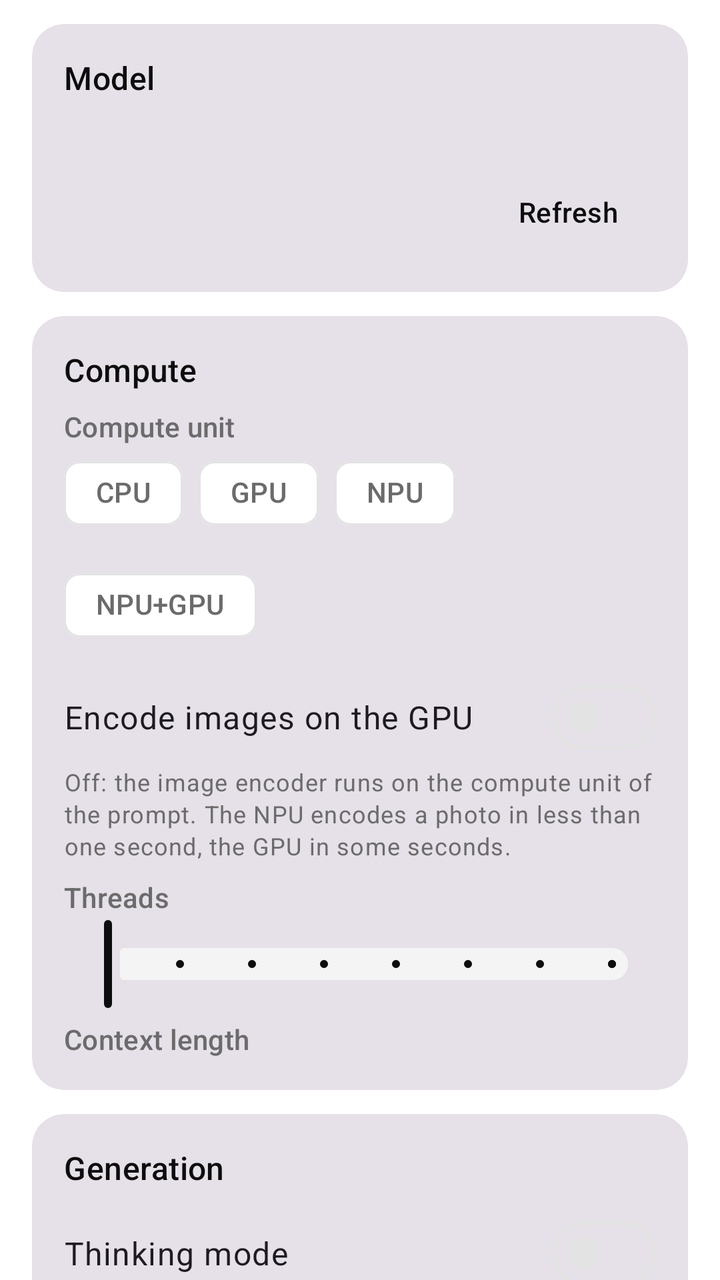
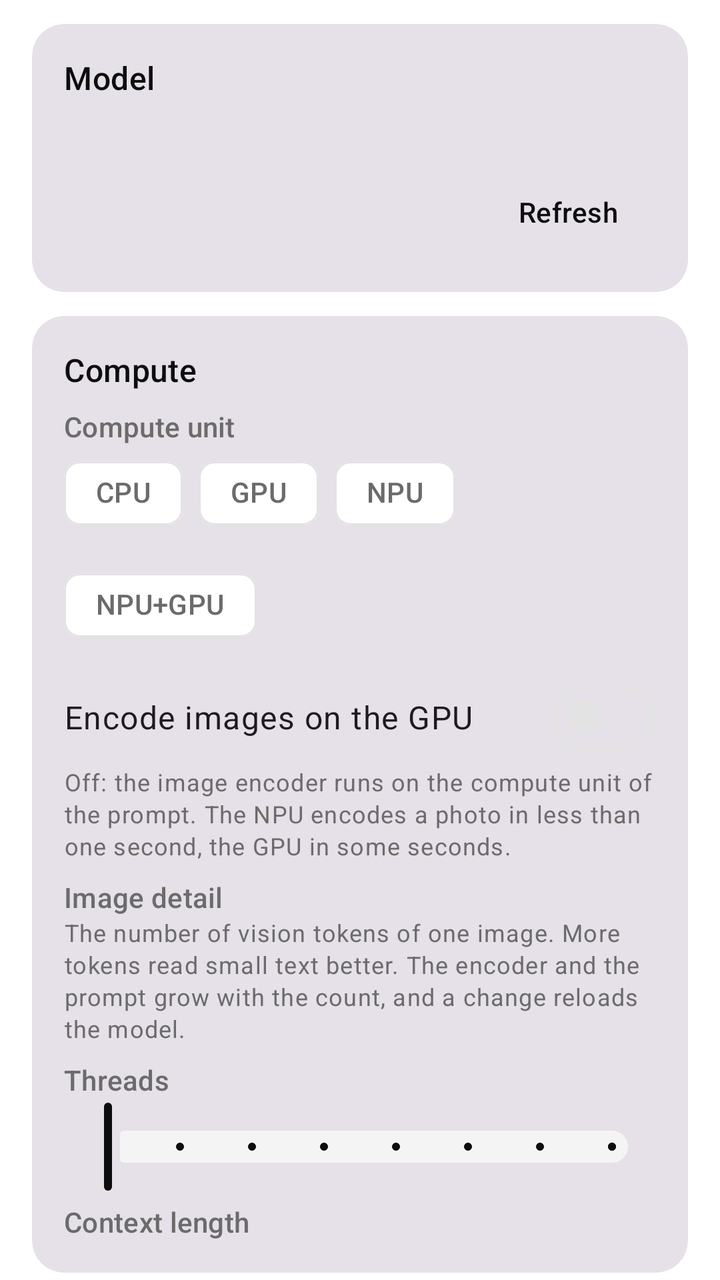

Compare the two renders of this Android layout. The source of the first and the diff that turns it into the second are given below.
<!-- AndroidManifest.xml: application theme Theme.QwenMobile -->
<!-- res/layout/fragment_settings.xml -->
<?xml version="1.0" encoding="utf-8"?>
<androidx.core.widget.NestedScrollView xmlns:android="http://schemas.android.com/apk/res/android"
    xmlns:app="http://schemas.android.com/apk/res-auto"
    android:layout_width="match_parent"
    android:layout_height="match_parent"
    android:background="?attr/colorSurface"
    android:clipToPadding="false"
    android:fillViewport="true">

    <LinearLayout
        android:layout_width="match_parent"
        android:layout_height="wrap_content"
        android:orientation="vertical"
        android:paddingHorizontal="16dp"
        android:paddingTop="12dp"
        android:paddingBottom="24dp">

        
        <com.google.android.material.card.MaterialCardView
            style="?attr/materialCardViewFilledStyle"
            android:layout_width="match_parent"
            android:layout_height="wrap_content"
            android:layout_marginBottom="12dp"
            app:cardCornerRadius="16dp">

            <LinearLayout
                android:layout_width="match_parent"
                android:layout_height="wrap_content"
                android:orientation="vertical"
                android:padding="16dp">

                <TextView
                    android:layout_width="match_parent"
                    android:layout_height="wrap_content"
                    android:text="@string/settings_model"
                    android:textAppearance="?attr/textAppearanceTitleMedium"
                    android:textColor="?attr/colorOnSurface" />

                <TextView
                    android:id="@+id/modelHint"
                    android:layout_width="match_parent"
                    android:layout_height="wrap_content"
                    android:layout_marginTop="4dp"
                    android:layout_marginBottom="8dp"
                    android:textAppearance="?attr/textAppearanceBodySmall"
                    android:textColor="?attr/colorOnSurfaceVariant" />

                <LinearLayout
                    android:id="@+id/modelList"
                    android:layout_width="match_parent"
                    android:layout_height="wrap_content"
                    android:orientation="vertical" />

                <TextView
                    android:id="@+id/noModelsText"
                    android:layout_width="match_parent"
                    android:layout_height="wrap_content"
                    android:paddingVertical="8dp"
                    android:text="@string/settings_no_models"
                    android:textAppearance="?attr/textAppearanceBodyMedium"
                    android:textColor="?attr/colorOnSurfaceVariant"
                    android:visibility="gone" />

                <LinearLayout
                    android:layout_width="match_parent"
                    android:layout_height="wrap_content"
                    android:layout_marginTop="4dp"
                    android:gravity="end"
                    android:orientation="horizontal">

                    <Button
                        android:id="@+id/grantButton"
                        style="@style/Widget.Material3.Button.TextButton"
                        android:layout_width="wrap_content"
                        android:layout_height="wrap_content"
                        android:text="@string/settings_grant_access"
                        android:visibility="gone" />

                    <Button
                        android:id="@+id/refreshButton"
                        style="@style/Widget.Material3.Button.TextButton"
                        android:layout_width="wrap_content"
                        android:layout_height="wrap_content"
                        android:text="@string/settings_refresh" />
                </LinearLayout>
            </LinearLayout>
        </com.google.android.material.card.MaterialCardView>

        
        <com.google.android.material.card.MaterialCardView
            style="?attr/materialCardViewFilledStyle"
            android:layout_width="match_parent"
            android:layout_height="wrap_content"
            android:layout_marginBottom="12dp"
            app:cardCornerRadius="16dp">

            <LinearLayout
                android:layout_width="match_parent"
                android:layout_height="wrap_content"
                android:orientation="vertical"
                android:padding="16dp">

                <TextView
                    android:layout_width="match_parent"
                    android:layout_height="wrap_content"
                    android:text="@string/settings_compute"
                    android:textAppearance="?attr/textAppearanceTitleMedium"
                    android:textColor="?attr/colorOnSurface" />

                <TextView
                    android:layout_width="match_parent"
                    android:layout_height="wrap_content"
                    android:layout_marginTop="8dp"
                    android:text="@string/settings_backend"
                    android:textAppearance="?attr/textAppearanceLabelLarge"
                    android:textColor="?attr/colorOnSurfaceVariant" />

                <com.google.android.material.chip.ChipGroup
                    android:id="@+id/backendGroup"
                    android:layout_width="match_parent"
                    android:layout_height="wrap_content"
                    app:selectionRequired="true"
                    app:singleSelection="true">

                    <com.google.android.material.chip.Chip
                        android:id="@+id/cpuChip"
                        style="@style/Widget.Material3.Chip.Filter"
                        android:layout_width="wrap_content"
                        android:layout_height="wrap_content"
                        android:text="@string/settings_backend_cpu" />

                    <com.google.android.material.chip.Chip
                        android:id="@+id/gpuChip"
                        style="@style/Widget.Material3.Chip.Filter"
                        android:layout_width="wrap_content"
                        android:layout_height="wrap_content"
                        android:text="@string/settings_backend_gpu" />

                    <com.google.android.material.chip.Chip
                        android:id="@+id/npuChip"
                        style="@style/Widget.Material3.Chip.Filter"
                        android:layout_width="wrap_content"
                        android:layout_height="wrap_content"
                        android:text="@string/settings_backend_npu" />

                    <com.google.android.material.chip.Chip
                        android:id="@+id/hybridChip"
                        style="@style/Widget.Material3.Chip.Filter"
                        android:layout_width="wrap_content"
                        android:layout_height="wrap_content"
                        android:text="@string/settings_backend_hybrid" />
                </com.google.android.material.chip.ChipGroup>

                <com.google.android.material.materialswitch.MaterialSwitch
                    android:id="@+id/visionGpuSwitch"
                    android:layout_width="match_parent"
                    android:layout_height="wrap_content"
                    android:layout_marginTop="8dp"
                    android:text="@string/settings_vision_gpu"
                    android:textAppearance="?attr/textAppearanceBodyLarge" />

                <TextView
                    android:layout_width="match_parent"
                    android:layout_height="wrap_content"
                    android:text="@string/settings_vision_gpu_hint"
                    android:textAppearance="?attr/textAppearanceBodySmall"
                    android:textColor="?attr/colorOnSurfaceVariant" />

                <LinearLayout
                    android:layout_width="match_parent"
                    android:layout_height="wrap_content"
                    android:layout_marginTop="8dp"
                    android:orientation="horizontal">

                    <TextView
                        android:layout_width="0dp"
                        android:layout_height="wrap_content"
                        android:layout_weight="1"
                        android:text="@string/settings_threads"
                        android:textAppearance="?attr/textAppearanceLabelLarge"
                        android:textColor="?attr/colorOnSurfaceVariant" />

                    <TextView
                        android:id="@+id/threadsValue"
                        android:layout_width="wrap_content"
                        android:layout_height="wrap_content"
                        android:textAppearance="?attr/textAppearanceLabelLarge"
                        android:textColor="?attr/colorPrimary" />
                </LinearLayout>

                <com.google.android.material.slider.Slider
                    android:id="@+id/threadsSlider"
                    android:layout_width="match_parent"
                    android:layout_height="wrap_content"
                    android:stepSize="1"
                    android:valueFrom="1"
                    android:valueTo="8" />

                <TextView
                    android:layout_width="match_parent"
                    android:layout_height="wrap_content"
                    android:layout_marginTop="4dp"
                    android:text="@string/settings_context"
                    android:textAppearance="?attr/textAppearanceLabelLarge"
                    android:textColor="?attr/colorOnSurfaceVariant" />

                <com.google.android.material.chip.ChipGroup
                    android:id="@+id/contextGroup"
                    android:layout_width="match_parent"
                    android:layout_height="wrap_content"
                    app:selectionRequired="true"
                    app:singleSelection="true" />
            </LinearLayout>
        </com.google.android.material.card.MaterialCardView>

        
        <com.google.android.material.card.MaterialCardView
            style="?attr/materialCardViewFilledStyle"
            android:layout_width="match_parent"
            android:layout_height="wrap_content"
            android:layout_marginBottom="12dp"
            app:cardCornerRadius="16dp">

            <LinearLayout
                android:layout_width="match_parent"
                android:layout_height="wrap_content"
                android:orientation="vertical"
                android:padding="16dp">

                <TextView
                    android:layout_width="match_parent"
                    android:layout_height="wrap_content"
                    android:text="@string/settings_generation"
                    android:textAppearance="?attr/textAppearanceTitleMedium"
                    android:textColor="?attr/colorOnSurface" />

                <com.google.android.material.materialswitch.MaterialSwitch
                    android:id="@+id/thinkingSwitch"
                    android:layout_width="match_parent"
                    android:layout_height="wrap_content"
                    android:layout_marginTop="8dp"
                    android:text="@string/settings_thinking"
                    android:textAppearance="?attr/textAppearanceBodyLarge" />

                <TextView
                    android:layout_width="match_parent"
                    android:layout_height="wrap_content"
                    android:text="@string/settings_thinking_hint"
                    android:textAppearance="?attr/textAppearanceBodySmall"
                    android:textColor="?attr/colorOnSurfaceVariant" />

                <LinearLayout
                    android:layout_width="match_parent"
                    android:layout_height="wrap_content"
                    android:layout_marginTop="12dp"
                    android:orientation="horizontal">

                    <TextView
                        android:layout_width="0dp"
                        android:layout_height="wrap_content"
                        android:layout_weight="1"
                        android:text="@string/settings_temperature"
                        android:textAppearance="?attr/textAppearanceLabelLarge"
                        android:textColor="?attr/colorOnSurfaceVariant" />

                    <TextView
                        android:id="@+id/temperatureValue"
                        android:layout_width="wrap_content"
                        android:layout_height="wrap_content"
                        android:textAppearance="?attr/textAppearanceLabelLarge"
                        android:textColor="?attr/colorPrimary" />
                </LinearLayout>

                <com.google.android.material.slider.Slider
                    android:id="@+id/temperatureSlider"
                    android:layout_width="match_parent"
                    android:layout_height="wrap_content"
                    android:stepSize="0.05"
                    android:valueFrom="0"
                    android:valueTo="1.5" />

                <LinearLayout
                    android:layout_width="match_parent"
                    android:layout_height="wrap_content"
                    android:orientation="horizontal">

                    <TextView
                        android:layout_width="0dp"
                        android:layout_height="wrap_content"
                        android:layout_weight="1"
                        android:text="@string/settings_top_p"
                        android:textAppearance="?attr/textAppearanceLabelLarge"
                        android:textColor="?attr/colorOnSurfaceVariant" />

                    <TextView
                        android:id="@+id/topPValue"
                        android:layout_width="wrap_content"
                        android:layout_height="wrap_content"
                        android:textAppearance="?attr/textAppearanceLabelLarge"
                        android:textColor="?attr/colorPrimary" />
                </LinearLayout>

                <com.google.android.material.slider.Slider
                    android:id="@+id/topPSlider"
                    android:layout_width="match_parent"
                    android:layout_height="wrap_content"
                    android:stepSize="0.01"
                    android:valueFrom="0.5"
                    android:valueTo="1" />
            </LinearLayout>
        </com.google.android.material.card.MaterialCardView>

        
        <com.google.android.material.card.MaterialCardView
            style="?attr/materialCardViewFilledStyle"
            android:layout_width="match_parent"
            android:layout_height="wrap_content"
            app:cardCornerRadius="16dp">

            <LinearLayout
                android:layout_width="match_parent"
                android:layout_height="wrap_content"
                android:orientation="vertical"
                android:padding="16dp">

                <TextView
                    android:layout_width="match_parent"
                    android:layout_height="wrap_content"
                    android:text="@string/settings_about"
                    android:textAppearance="?attr/textAppearanceTitleMedium"
                    android:textColor="?attr/colorOnSurface" />

                <TextView
                    android:id="@+id/versionText"
                    android:layout_width="match_parent"
                    android:layout_height="wrap_content"
                    android:layout_marginTop="8dp"
                    android:textAppearance="?attr/textAppearanceBodyMedium"
                    android:textColor="?attr/colorOnSurface" />

                <TextView
                    android:layout_width="match_parent"
                    android:layout_height="wrap_content"
                    android:layout_marginTop="8dp"
                    android:text="@string/settings_device"
                    android:textAppearance="?attr/textAppearanceLabelLarge"
                    android:textColor="?attr/colorOnSurfaceVariant" />

                <TextView
                    android:id="@+id/deviceText"
                    android:layout_width="match_parent"
                    android:layout_height="wrap_content"
                    android:fontFamily="monospace"
                    android:textColor="?attr/colorOnSurface"
                    android:textSize="12sp" />

                <TextView
                    android:layout_width="match_parent"
                    android:layout_height="wrap_content"
                    android:layout_marginTop="8dp"
                    android:text="@string/settings_loaded_model"
                    android:textAppearance="?attr/textAppearanceLabelLarge"
                    android:textColor="?attr/colorOnSurfaceVariant" />

                <TextView
                    android:id="@+id/modelInfoText"
                    android:layout_width="match_parent"
                    android:layout_height="wrap_content"
                    android:fontFamily="monospace"
                    android:textColor="?attr/colorOnSurface"
                    android:textSize="12sp" />
            </LinearLayout>
        </com.google.android.material.card.MaterialCardView>
    </LinearLayout>
</androidx.core.widget.NestedScrollView>
<!-- resources referenced by this layout -->
<resources>
  <string name="settings_about">About</string>
  <string name="settings_backend">Compute unit</string>
  <string name="settings_backend_cpu">CPU</string>
  <string name="settings_backend_gpu">GPU</string>
  <string name="settings_backend_hybrid">NPU+GPU</string>
  <string name="settings_backend_npu">NPU</string>
  <string name="settings_compute">Compute</string>
  <string name="settings_context">Context length</string>
  <string name="settings_device">Device</string>
  <string name="settings_generation">Generation</string>
  <string name="settings_grant_access">Grant all-files access</string>
  <string name="settings_loaded_model">Loaded model</string>
  <string name="settings_model">Model</string>
  <string name="settings_no_models">No model file found.</string>
  <string name="settings_refresh">Refresh</string>
  <string name="settings_temperature">Temperature</string>
  <string name="settings_thinking">Thinking mode</string>
  <string name="settings_thinking_hint">The model reasons before the answer. Slower, better on hard tasks.</string>
  <string name="settings_threads">Threads</string>
  <string name="settings_top_p">Top-p</string>
  <string name="settings_vision_gpu">Encode images on the GPU</string>
  <string name="settings_vision_gpu_hint">Off: the image encoder runs on the compute unit of the prompt. The NPU encodes a photo in less than one second, the GPU in some seconds.</string>
  <style name="Theme.QwenMobile" parent="Theme.Material3.Light.NoActionBar">
          <item name="colorPrimary">@color/ink</item>
          <item name="colorOnPrimary">@color/white</item>
          <item name="colorPrimaryContainer">@color/surface_variant</item>
          <item name="colorOnPrimaryContainer">@color/ink</item>
          <item name="colorSecondary">@color/muted</item>
          <item name="colorOnSecondary">@color/white</item>
          <item name="colorSecondaryContainer">@color/surface_variant</item>
          <item name="colorOnSecondaryContainer">@color/ink</item>
          <item name="colorSurface">@color/white</item>
          <item name="colorOnSurface">@color/ink</item>
          <item name="colorSurfaceVariant">@color/surface_variant</item>
          <item name="colorOnSurfaceVariant">@color/muted</item>
          <item name="colorSurfaceContainer">@color/white</item>
          <item name="colorOutline">@color/outline</item>
          <item name="colorOutlineVariant">@color/outline</item>
          <item name="android:colorBackground">@color/white</item>
          <item name="android:statusBarColor">@color/white</item>
          <item name="android:windowLightStatusBar">true</item>
          <item name="android:navigationBarColor">@color/white</item>
          <item name="android:windowLightNavigationBar">true</item>
          <item name="android:textColorPrimary">@color/ink</item>
          <item name="android:textColorSecondary">@color/muted</item>
          <item name="android:textColorHint">@color/faint</item>
      </style>
  <color name="ink">#FF0D0D0D</color>
  <color name="white">#FFFFFFFF</color>
  <color name="surface_variant">#FFF4F4F4</color>
  <color name="muted">#FF6B6B6B</color>
  <color name="outline">#FFE3E3E3</color>
  <color name="faint">#FF9B9B9B</color>
</resources>

<!-- the commit's change to res/layout/fragment_settings.xml (unified diff, before → after) -->
@@ -166,6 +166,28 @@
                     android:textAppearance="?attr/textAppearanceBodySmall"
                     android:textColor="?attr/colorOnSurfaceVariant" />
 
+                <TextView
+                    android:layout_width="match_parent"
+                    android:layout_height="wrap_content"
+                    android:layout_marginTop="8dp"
+                    android:text="@string/settings_image_detail"
+                    android:textAppearance="?attr/textAppearanceLabelLarge"
+                    android:textColor="?attr/colorOnSurfaceVariant" />
+
+                <com.google.android.material.chip.ChipGroup
+                    android:id="@+id/imageDetailGroup"
+                    android:layout_width="match_parent"
+                    android:layout_height="wrap_content"
+                    app:selectionRequired="true"
+                    app:singleSelection="true" />
+
+                <TextView
+                    android:layout_width="match_parent"
+                    android:layout_height="wrap_content"
+                    android:text="@string/settings_image_detail_hint"
+                    android:textAppearance="?attr/textAppearanceBodySmall"
+                    android:textColor="?attr/colorOnSurfaceVariant" />
+
                 <LinearLayout
                     android:layout_width="match_parent"
                     android:layout_height="wrap_content"
<!-- resource entries referenced after the edit -->
@@ -11,6 +11,8 @@
   <string name="settings_device">Device</string>
   <string name="settings_generation">Generation</string>
   <string name="settings_grant_access">Grant all-files access</string>
+  <string name="settings_image_detail">Image detail</string>
+  <string name="settings_image_detail_hint">The number of vision tokens of one image. More tokens read small text better. The encoder and the prompt grow with the count, and a change reloads the model.</string>
   <string name="settings_loaded_model">Loaded model</string>
   <string name="settings_model">Model</string>
   <string name="settings_no_models">No model file found.</string>
